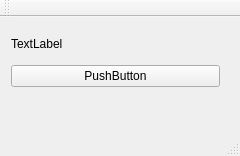
Old version of the form QT_Nauka/Nauka/Drugi/zabawa2/mainwindow.ui in the repository Marynarz/Ardu_Zabawa.
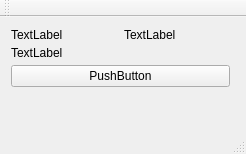
New version of the form.

```diff
--- a/QT_Nauka/Nauka/Drugi/zabawa2/mainwindow.ui
+++ b/QT_Nauka/Nauka/Drugi/zabawa2/mainwindow.ui
@@ -6,8 +6,8 @@
    <rect>
     <x>0</x>
     <y>0</y>
-    <width>240</width>
-    <height>156</height>
+    <width>246</width>
+    <height>154</height>
    </rect>
   </property>
   <property name="windowTitle">
@@ -19,18 +19,36 @@
      <rect>
       <x>0</x>
       <y>0</y>
-      <width>231</width>
+      <width>241</width>
       <height>81</height>
      </rect>
     </property>
     <layout class="QVBoxLayout" name="verticalLayout">
      <item>
+      <layout class="QGridLayout" name="gridLayout">
+       <item row="0" column="0">
       <widget class="QLabel" name="label">
        <property name="text">
         <string>TextLabel</string>
        </property>
       </widget>
      </item>
+       <item row="0" column="1">
+        <widget class="QLabel" name="label_3">
+         <property name="text">
+          <string>TextLabel</string>
+         </property>
+        </widget>
+       </item>
+       <item row="3" column="0" colspan="2">
+        <widget class="QLabel" name="label_2">
+         <property name="text">
+          <string>TextLabel</string>
+         </property>
+        </widget>
+       </item>
+      </layout>
+     </item>
      <item>
       <widget class="QPushButton" name="pushButton">
        <property name="text">
```
Left out of the diff: 2 changed lines with no effect on the pictures. Lines whose indentation alone changed are shown as unchanged.
